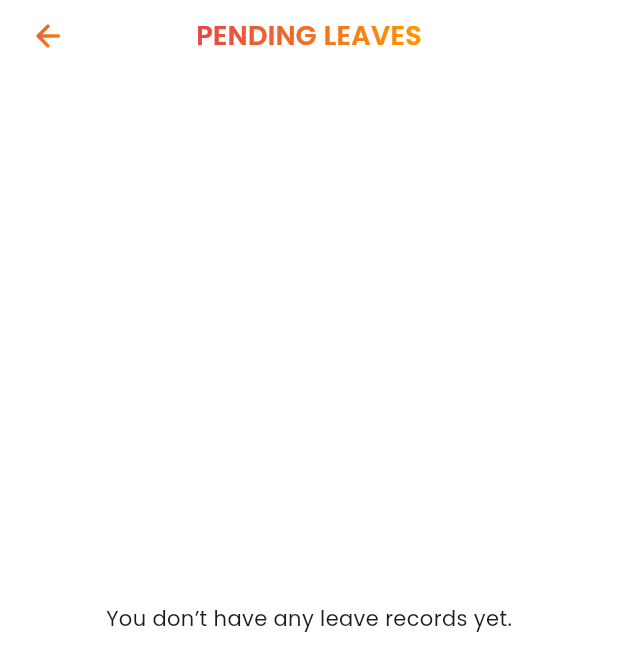
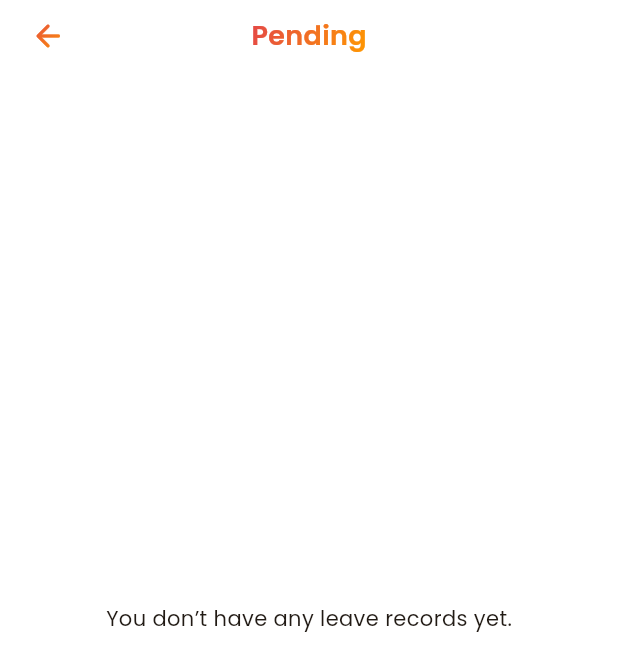
Before and after one commit to girishmobile/kaushalam_hrms, a Flutter app: the EmployeeScreen widget shown alone on an empty page, opened directly with empty values, after a tap on an icon or button, on a phone screen of 412 x 824 dp. Shown: the top 671 px of the screen. Run offline on Flutter 3.47's test engine with Material 3 defaults, Android fonts, the phone set to English and light mode, and no system bars; our stand-ins replace cached_network_image, fl_chart, flutter_secure_storage, table_calendar; accounts and stored records are empty; network calls fail.

Commit message:
Changes repo

```diff
--- a/lib/provider/leave_provider.dart
+++ b/lib/provider/leave_provider.dart
@@ -120,9 +120,9 @@ class LeaveProvider extends ChangeNotifier {
     }
   }
 
-  Future<void> getAllLeaveByEmployee() async {
+  Future<void> getAllLeaveByEmployee({required String title}) async {
     _setLoading(true);
-    Map<String, dynamic> body = {
+    final Map<String, dynamic> body = {
       "draw": 1,
       "columns": [
         {
@@ -134,7 +134,7 @@ class LeaveProvider extends ChangeNotifier {
         },
         {
           "data": 1,
-          "name": "firstname",
+          "name": "leavetype",
           "searchable": true,
           "orderable": true,
           "search": {"value": "", "regex": false},
@@ -144,7 +144,7 @@ class LeaveProvider extends ChangeNotifier {
           "name": "leave_date",
           "searchable": true,
           "orderable": true,
-          "search": {"value": "all", "regex": false},
+          "search": {"value": title == "All" ? "all" : "", "regex": false},
         },
         {
           "data": 3,
@@ -158,27 +158,20 @@ class LeaveProvider extends ChangeNotifier {
           "name": "leave_count",
           "searchable": true,
           "orderable": true,
-          "search": {"value": "Pending", "regex": false},
+          "search": {"value": title == "All" ? "all" : title, "regex": false},
         },
         {
           "data": 5,
-          "name": "reason",
+          "name": "status",
           "searchable": true,
           "orderable": true,
-          "search": {"value": "", "regex": false},
-        },
-        {
-          "data": 6,
-          "name": "status",
-          "searchable": false,
-          "orderable": false,
           "search": {"value": "", "regex": false},
         },
       ],
       "order": [],
       "start": 0,
-      "length": 100,
-      "search": {"value": "", "regex": false},
+      "length": 15,
+      "search": {"value": title == "All" ? "" : "", "regex": false},
     };
     try {
       final response = await callApi(
--- a/lib/screens/employee_screen.dart
+++ b/lib/screens/employee_screen.dart
@@ -80,19 +80,19 @@ class _EmployeeScreenState extends State<EmployeeScreen> {
                     onTap: () => Navigator.pushNamed(
                       context,
                       RouteName.leaveSummaryPage,
-                      arguments: "PENDING LEAVES",
+                      arguments: "Pending",
                     ),
                   ),
                   const SizedBox(height: 12),
 
                   _buildRowItem(
                     title:
-                        "Approval leave (${provider.leaveSummary?.accept ?? "0"})",
+                        "Accepted leave (${provider.leaveSummary?.accept ?? "0"})",
                     icon: Icons.approval_outlined,
                     onTap: () => Navigator.pushNamed(
                       context,
                       RouteName.leaveSummaryPage,
-                      arguments: "APROVAL LEAVES",
+                      arguments: "Accept",
                     ),
                   ),
 
@@ -105,7 +105,7 @@ class _EmployeeScreenState extends State<EmployeeScreen> {
                     onTap: () => Navigator.pushNamed(
                       context,
                       RouteName.leaveSummaryPage,
-                      arguments: "CANCEL LEAVES",
+                      arguments: "Cancel",
                     ),
                   ),
                   const SizedBox(height: 12),
@@ -117,7 +117,7 @@ class _EmployeeScreenState extends State<EmployeeScreen> {
                     onTap: () => Navigator.pushNamed(
                       context,
                       RouteName.leaveSummaryPage,
-                      arguments: "REJECT LEAVES",
+                      arguments: "Reject",
                     ),
                   ),
                   const SizedBox(height: 12),
@@ -125,7 +125,12 @@ class _EmployeeScreenState extends State<EmployeeScreen> {
                     title: "All leave (${provider.leaveSummary?.all ?? "0"})",
                     icon: Icons.calendar_month_outlined,
                     onTap: () =>
-                        Navigator.pushNamed(context, RouteName.allLeavePage),
+                        // Navigator.pushNamed(context, RouteName.allLeavePage),
+                        Navigator.pushNamed(
+                          context,
+                          RouteName.leaveSummaryPage,
+                          arguments: "All",
+                        ),
                   ),
 
                   const SizedBox(height: 16),
--- a/lib/screens/leave_summary_page.dart
+++ b/lib/screens/leave_summary_page.dart
@@ -26,8 +26,11 @@ class _LeaveSummaryPageState extends State<LeaveSummaryPage> {
   }
 
   Future<void> initLeave() async {
+    print("pageTitle:- ${widget.pageTitle}");
     WidgetsBinding.instance.addPostFrameCallback((_) {
-      context.read<LeaveProvider>().getAllLeaveByEmployee();
+      context.read<LeaveProvider>().getAllLeaveByEmployee(
+        title: widget.pageTitle,
+      );
     });
   }
 
--- a/lib/screens/pending_leave_page.dart
+++ b/lib/screens/pending_leave_page.dart
@@ -45,7 +45,7 @@ class _PendingLeavePageState extends State<PendingLeavePage> {
         builder: (context, provider, child) {
           return Stack(
             children: [
-              provider.recent_leaves.isEmpty && !provider.isLoading
+              provider.listOfLeave.isEmpty && !provider.isLoading
                   ? Center(child: Text("You don’t have any leave records yet."))
                   : ListView.separated(
                       padding: EdgeInsets.only(
@@ -58,7 +58,7 @@ class _PendingLeavePageState extends State<PendingLeavePage> {
                       addRepaintBoundaries: true,
                       cacheExtent: 500,
                       itemBuilder: (context, index) {
-                        final leave = provider.recent_leaves[index];
+                        final leave = provider.listOfLeave[index];
                         return RepaintBoundary(
                           child: GestureDetector(
                             onTap: () {
@@ -78,7 +78,7 @@ class _PendingLeavePageState extends State<PendingLeavePage> {
                       },
                       separatorBuilder: (context, index) =>
                           const SizedBox(height: 8),
-                      itemCount: provider.recent_leaves.length,
+                      itemCount: provider.listOfLeave.length,
                     ),
               appNavigationBar(
                 title: "LEAVES REQUEST",
```
Also changed, not shown: lib/components/components.dart (+16 -15 lines), lib/provider/manager_provider.dart (+93 -1 lines), 289 other files.
